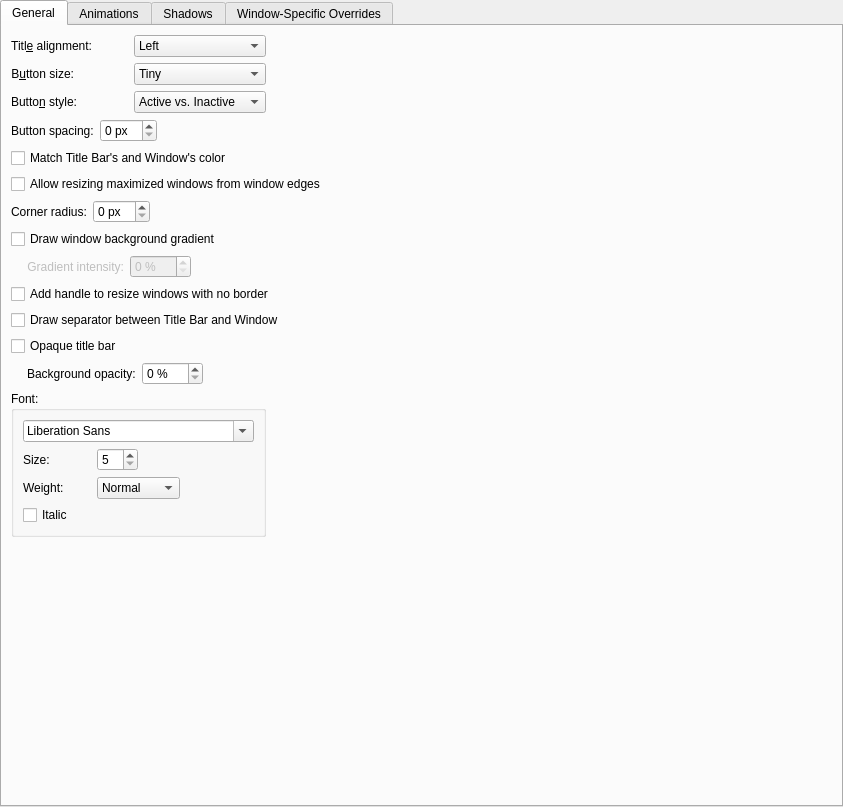
Before: the Qt Designer form config/ui/breezeconfigurationui.ui in kupiqu/SierraBreezeEnhanced, drawn with Qt 5.
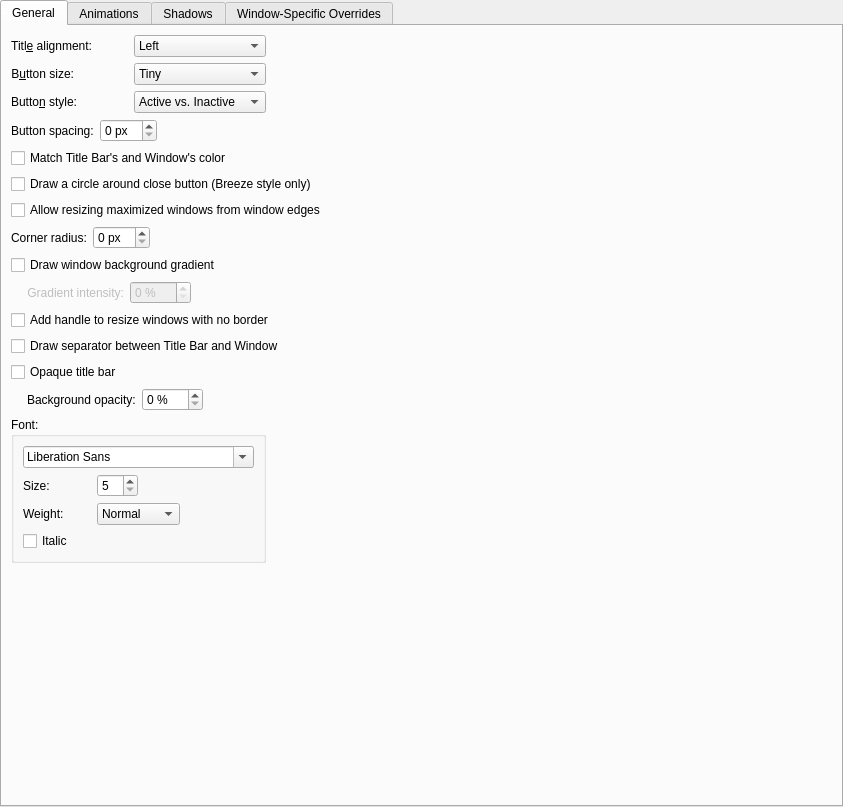
After: the same form once the commit is applied. Custom widgets are drawn as their Qt base class.

Commit message: added vanilla breeze button style

```diff
--- a/config/ui/breezeconfigurationui.ui
+++ b/config/ui/breezeconfigurationui.ui
@@ -249,13 +249,20 @@
         </widget>
        </item>
        <item row="6" column="1" colspan="9">
+        <widget class="QCheckBox" name="outlineCloseButton">
+         <property name="text">
+          <string>Draw a circle around close button (Breeze style only)</string>
+         </property>
+        </widget>
+       </item>
+       <item row="7" column="1" colspan="9">
         <widget class="QCheckBox" name="drawBorderOnMaximizedWindows">
          <property name="text">
           <string>Allow resizing maximized windows from window edges</string>
          </property>
         </widget>
        </item>
-       <item row="8" column="1" colspan="9">
+       <item row="9" column="1" colspan="9">
         <widget class="QCheckBox" name="drawBackgroundGradient">
          <property name="text">
           <string>Draw window background gradient</string>
@@ -439,7 +446,7 @@
          </item>
         </layout>
        </item>
-       <item row="7" column="1" colspan="9">
+       <item row="8" column="1" colspan="9">
         <layout class="QHBoxLayout" name="horizontalLayout_3">
          <item>
           <widget class="QLabel" name="cornerRadiusLabel">
```
Left out of the diff: 11 changed lines with no effect on the pictures. The commit also changes 4 other files.
